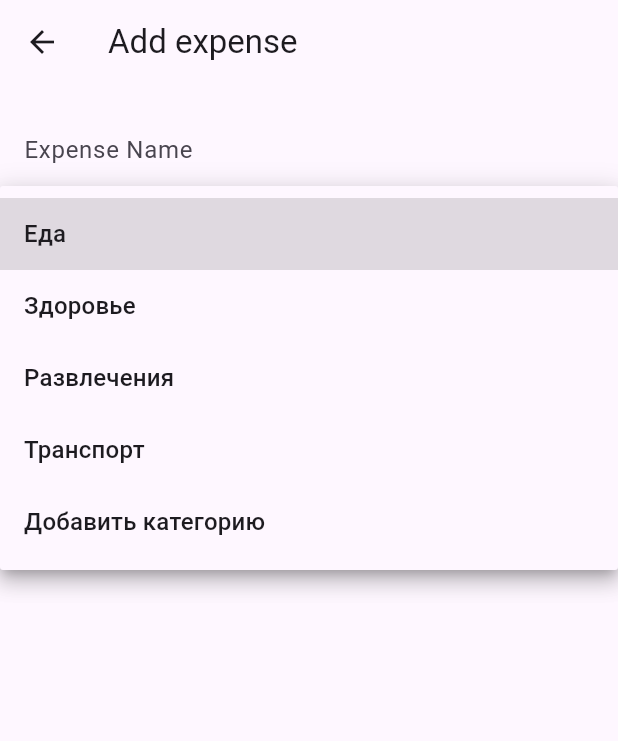
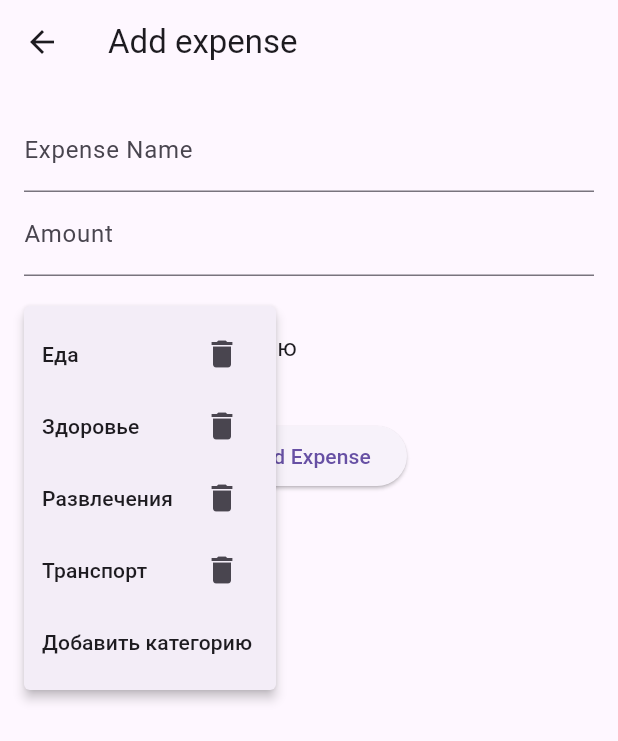
Before and after one commit to ovch1nn1kovden1s/finance_manager, a Flutter app: the screen it shows after launch, after a tap on the "add" icon, after a tap on "Выберите категорию", on a phone screen of 412 x 824 dp. Shown: the top 741 px of the screen. Run offline on Flutter 3.47's test engine with Material 3 defaults, Android fonts, the phone set to English and light mode, and no system bars; our stand-ins replace go_router, hive, hive_flutter; accounts and stored records are empty.

Commit message:
Удаление категорий

```diff
--- a/lib/data/repositories/expense_repository.dart
+++ b/lib/data/repositories/expense_repository.dart
@@ -38,6 +38,11 @@ class ExpenseRepository {
         .fold(0.0, (sum, expense) => sum + expense.amount);
   }
 
+  double getTotalExpenses() {
+    return expenseBox.values
+        .fold(0.0, (sum, expense) => sum + expense.amount);
+  }
+
   Future<void> addOrUpdateExpense(Expense expense) async {
     await expenseBox.put(expense.id, expense);
   }
--- a/lib/presentation/ui/add_expense_screen.dart
+++ b/lib/presentation/ui/add_expense_screen.dart
@@ -44,35 +44,6 @@ class AddExpenseScreen extends StatelessWidget {
                       return null;
                     },
                   ),
-                  DropdownButtonFormField<Category>(
-                    decoration: InputDecoration(labelText: 'Выберите категорию'),
-                    value: _selectedCategory,
-                    items: [
-                      ...categoryViewModel.categories.map((category) {
-                        return DropdownMenuItem<Category>(
-                          value: category,
-                          child: Text(category.name),
-                        );
-                      }).toList(),
-                      DropdownMenuItem<Category>(
-                        value: Category(name: 'addNewCategory'),
-                        child: Text('Добавить категорию'),
-                      ),
-                    ],
-                    onChanged: (newValue) {
-                      if (newValue?.name == 'addNewCategory') {
-                        context.go('/add_category');
-                      } else {
-                        _selectedCategory = newValue;
-                      }
-                    },
-                    validator: (value) {
-                      if (value == null) {
-                        return 'Пожалуйста, выберите категорию';
-                      }
-                      return null;
-                    },
-                  ),
                   TextFormField(
                     controller: _amountController,
                     decoration: InputDecoration(labelText: 'Amount'),
@@ -86,6 +57,47 @@ class AddExpenseScreen extends StatelessWidget {
                       }
                       return null;
                     },
+                  ),
+                  SizedBox(height: 20),
+                  PopupMenuButton<Category>(
+                    onSelected: (category) {
+                      if (category.name == 'addNewCategory') {
+                        context.go('/add_category');
+                      } else {
+                        _selectedCategory = category;
+                        categoryViewModel.notify();
+                      }
+                    },
+                    itemBuilder: (context) {
+                      return [
+                        ...categoryViewModel.categories.map((category) {
+                          return PopupMenuItem<Category>(
+                            value: category,
+                            child: Row(
+                              mainAxisAlignment: MainAxisAlignment.spaceBetween,
+                              children: [
+                                Text(category.name),
+                                IconButton(
+                                  icon: Icon(Icons.delete),
+                                  onPressed: () {
+                                    categoryViewModel.deleteCategory(category.name);
+                                    categoryViewModel.loadCategories();
+                                    Navigator.of(context).pop();
+                                  },
+                                ),
+                              ],
+                            ),
+                          );
+                        }).toList(),
+                        PopupMenuItem<Category>(
+                          value: Category(name: 'addNewCategory'),
+                          child: Text('Добавить категорию'),
+                        ),
+                      ];
+                    },
+                    child: ListTile(
+                      title: Text(_selectedCategory?.name ?? 'Выберите категорию'),
+                    ),
                   ),
                   SizedBox(height: 20),
                   ElevatedButton(
--- a/lib/presentation/ui/expenses_list_screen.dart
+++ b/lib/presentation/ui/expenses_list_screen.dart
@@ -24,7 +24,11 @@ class ExpensesListScreen extends StatelessWidget {
           } else {
             return Consumer<ExpenseViewModel>(
               builder: (context, expenseViewModel, child) {
-                return ListView.builder(
+                return Column(
+                  children: <Widget>[
+                    Text('${expenseViewModel.getTotalExpenses()}'),
+                    Expanded(
+                      child: ListView.builder(
                         itemCount: expenseViewModel.categories.length,
                         itemBuilder: (context, index) {
                           final category = expenseViewModel.categories[index];
@@ -42,9 +46,12 @@ class ExpensesListScreen extends StatelessWidget {
                                   Text('${expenseViewModel.getTotalExpensesByCategory(category)}'),
                                 ],
                               ),
-                      )
+                            ),
                           );
                         },
+                      ),
+                    ),
+                  ],
                 );
               },
             );
--- a/lib/presentation/view_models/expenses_view_model.dart
+++ b/lib/presentation/view_models/expenses_view_model.dart
@@ -13,6 +13,10 @@ class ExpenseViewModel extends ChangeNotifier {
   List<Expense> get expenses => _expenses;
   List<String> get categories => _categories;
   List<Expense> get expensesByCategory => _expensesByCategory;
+
+  void notify() {
+    notifyListeners();
+  }
 
   void loadExpenses() {
     _expenses = repository.getAllExpenses();
@@ -33,12 +37,15 @@ class ExpenseViewModel extends ChangeNotifier {
     return repository.getTotalExpensesByCategory(category);
   }
 
+  double getTotalExpenses() {
+    return repository.getTotalExpenses();
+  }
+
   Future<void> addOrUpdateExpense(Expense expense) async {
     await repository.addOrUpdateExpense(expense);
   }
 
   Future<void> deleteExpense(String id) async {
     await repository.deleteExpense(id);
-    notifyListeners();
   }
 }
```
Also changed, not shown: lib/data/repositories/category_repository.dart (+8 -4 lines), lib/presentation/view_models/category_view_model.dart (+9 -0 lines). Lines whose indentation alone changed are shown as unchanged.
